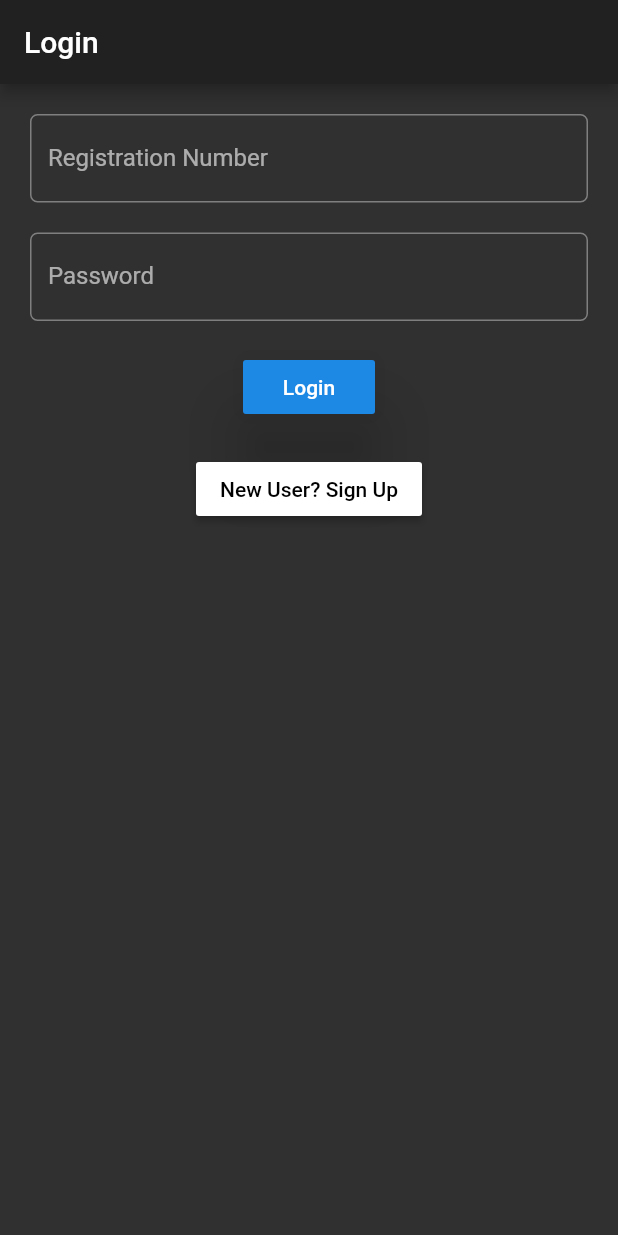
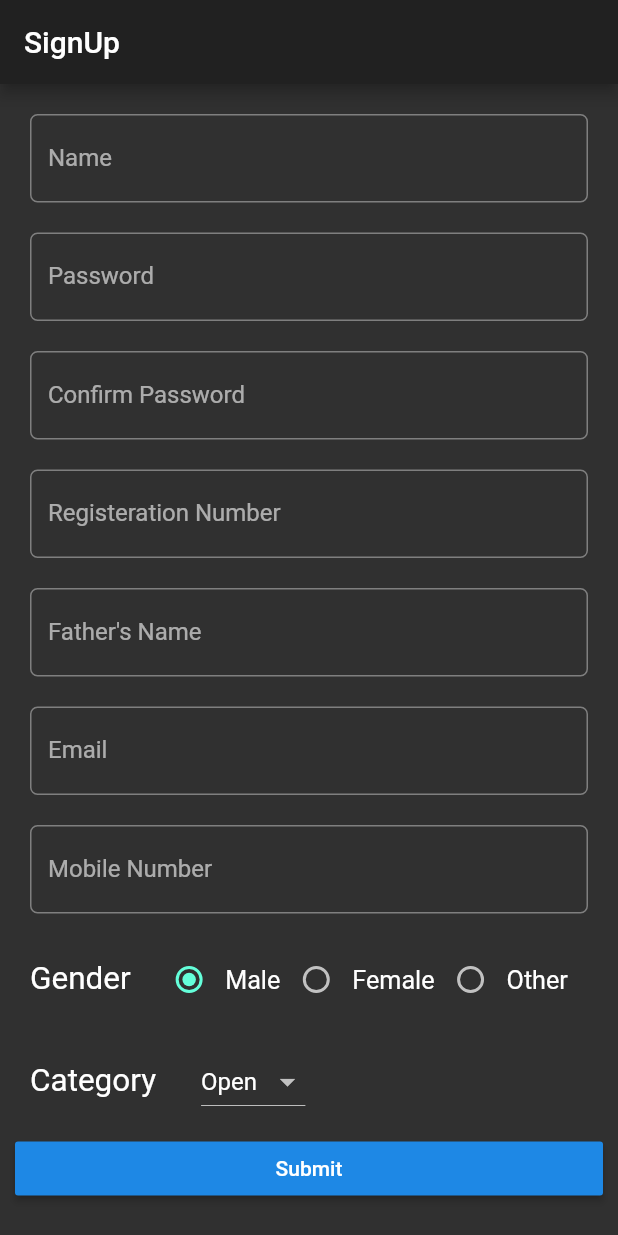
Before and after one commit to harshwall/attendance_student, a Flutter app: the screen it shows after launch, on a phone screen of 412 x 824 dp. Run offline on Flutter 3.47's test engine with Material 2 defaults, Android fonts, the phone set to English and light mode, and no system bars; our stand-ins replace cloud_firestore, firebase_core, fluttertoast; missing offline and left inert: password; accounts and stored records are empty.

Commit message:
SignUp in progess (Date picker, image and transfer to firestore remaining)

```diff
--- a/lib/classes/student.dart
+++ b/lib/classes/student.dart
@@ -106,7 +106,6 @@ class Student {
 		this._dob = map['dob'];
 		this._email = map['email'];
 		this._mobile = map['mobile'];
-		this._documentId = map[''];
 	}
 
 }
--- a/lib/main.dart
+++ b/lib/main.dart
@@ -1,4 +1,5 @@
 import 'package:attendance_student/screens/login.dart';
+import 'package:attendance_student/screens/signup.dart';
 import 'package:flutter/cupertino.dart';
 import 'package:flutter/material.dart';
 
@@ -14,7 +15,7 @@ class MyApp extends StatelessWidget {
       theme: ThemeData(
         brightness: Brightness.dark,
       ),
-      home: Login(),
+      home: SignUp(),
 //      home: Scaffold(
 //        appBar: AppBar(
 //          backgroundColor: Colors.black,
--- a/lib/screens/login.dart
+++ b/lib/screens/login.dart
@@ -143,20 +143,5 @@ class LoginState extends State<Login> {
         ));
   }
 
-  bool checkLogin(Student incoming) {
-    final algorithm = PBKDF2();
-//    final hash = Password.hash(inputPass, algorithm);
-    final hash=inputPass;
-     Firestore.instance.collection('stud')
-    .where('regNo', isEqualTo: student.regNo)
-    .where('pass', isEqualTo: hash).getDocuments()
-    .then((QuerySnapshot docs) async {
-      if(docs.documents.length!=0)
-      incoming = Student.fromMapObject(docs.documents[0].data);
-    });
-    if(incoming == null)
-        return false;
-    else
-        return true;
-  }
+
 }
--- /dev/null
+++ b/lib/screens/signup.dart
@@ -0,0 +1,277 @@
+import 'package:attendance_student/classes/student.dart';
+import 'package:flutter/material.dart';
+
+class SignUp extends StatefulWidget {
+  @override
+  State<StatefulWidget> createState() {
+    return SignUpState();
+  }
+}
+
+class SignUpState extends State<SignUp> {
+  var _signUpForm = GlobalKey<FormState>();
+  var _passKey = GlobalKey<FormFieldState>();
+
+  DateTime dateTime = DateTime.now();
+
+  Student student = Student.blank();
+  int _genderValue = 0;
+
+  var categoryList = ['Open', 'OBC', 'SC/ST', 'Other'];
+  var _currentCategorySelected = '';
+
+  void initState() {
+    super.initState();
+    _currentCategorySelected = categoryList[0];
+  }
+
+  @override
+  Widget build(BuildContext context) {
+    return Scaffold(
+      appBar: AppBar(
+        title: Text('SignUp'),
+      ),
+      body: Container(
+        padding: EdgeInsets.all(10.0),
+        child: Form(
+          key: _signUpForm,
+          child: Center(
+            child: ListView(
+              children: <Widget>[
+                Padding(
+                  padding: EdgeInsets.all(10.0),
+                  child: TextFormField(
+                    onSaved: (value) {
+                      student.name = value;
+                    },
+                    validator: (String value) {
+                      if (value.isEmpty) return 'Enter Name';
+                    },
+                    decoration: InputDecoration(
+                        labelText: 'Name',
+                        errorStyle: TextStyle(color: Colors.yellow),
+                        border: OutlineInputBorder(
+                            borderRadius: BorderRadius.circular(5.0))),
+                  ),
+                ),
+
+                Padding(
+                  padding: EdgeInsets.all(10.0),
+                  child: TextFormField(
+                    obscureText: true,
+                    key: _passKey,
+                    onSaved: (value) {
+                    },
+                    validator: (String value) {
+                      if (value.length<6) return 'Password too short';
+                    },
+                    decoration: InputDecoration(
+                        labelText: 'Password',
+                        errorStyle: TextStyle(color: Colors.yellow),
+                        border: OutlineInputBorder(
+                            borderRadius: BorderRadius.circular(5.0))),
+                  ),
+                ),
+
+                Padding(
+                  padding: EdgeInsets.all(10.0),
+                  child: TextFormField(
+                    obscureText: true,
+                    onSaved: (value) {
+                      student.pass = value;
+                    },
+                    validator: (String value) {
+                      if (value.length<6 || _passKey.currentState.value != value )
+                        return "Passwords doesn't match";
+                    },
+                    decoration: InputDecoration(
+                        labelText: 'Confirm Password',
+                        errorStyle: TextStyle(color: Colors.yellow),
+                        border: OutlineInputBorder(
+                            borderRadius: BorderRadius.circular(5.0))),
+                  ),
+                ),
+
+                Padding(
+                  padding: EdgeInsets.all(10.0),
+                  child: TextFormField(
+                    onSaved: (value) {
+                      student.regNo = value;
+                    },
+                    validator: (String value) {
+                      if (value.length!=8) return 'Enter Registeration Number';
+                    },
+                    decoration: InputDecoration(
+                        labelText: 'Registeration Number',
+                        errorStyle: TextStyle(color: Colors.yellow),
+                        border: OutlineInputBorder(
+                            borderRadius: BorderRadius.circular(5.0))),
+                  ),
+                ),
+
+                Padding(
+                  padding: EdgeInsets.all(10.0),
+                  child: TextFormField(
+                    onSaved: (value) {
+                      student.father = value;
+                    },
+                    validator: (String value) {
+                      if (value.isEmpty) return "Enter Father's Name";
+                    },
+                    decoration: InputDecoration(
+                        labelText: "Father's Name",
+                        errorStyle: TextStyle(color: Colors.yellow),
+                        border: OutlineInputBorder(
+                            borderRadius: BorderRadius.circular(5.0))),
+                  ),
+                ),
+
+                Padding(
+                  padding: EdgeInsets.all(10.0),
+                  child: TextFormField(
+                    onSaved: (value) {
+                      student.email = value;
+                    },
+                    validator: (String value) {
+                      if (!RegExp(r"^[a-zA-Z0-9.]+@[a-zA-Z0-9]+\.[a-zA-Z]+").hasMatch(value))
+                        return 'Enter Correct Email';
+                    },
+                    decoration: InputDecoration(
+                        labelText: 'Email',
+                        errorStyle: TextStyle(color: Colors.yellow),
+                        border: OutlineInputBorder(
+                            borderRadius: BorderRadius.circular(5.0))),
+                  ),
+                ),
+
+                Padding(
+                  padding: EdgeInsets.all(10.0),
+                  child: TextFormField(
+                    keyboardType: TextInputType.number,
+                    onSaved: (value) {
+                      student.mobile = value;
+                    },
+                    validator: (String value) {
+                      if (!RegExp("[0-9]").hasMatch(value) || value.length!=10)
+                        return 'Enter Mobile Number';
+                    },
+                    decoration: InputDecoration(
+                        labelText: 'Mobile Number',
+                        errorStyle: TextStyle(color: Colors.yellow),
+                        border: OutlineInputBorder(
+                            borderRadius: BorderRadius.circular(5.0))),
+                  ),
+                ),
+
+                Padding(
+                  padding: EdgeInsets.all(10.0),
+                  child: Row(
+                    children: <Widget>[
+                      Text(
+                          'Gender',
+                        textScaleFactor: 1.5,
+                      ),
+                      Container(
+                        width: 15,
+                      ),
+                      Radio(
+                        value: 0,
+                        groupValue: _genderValue,
+                        onChanged: (int i) {
+                          setState(() {
+                            _genderValue = i;
+                          });
+                        },
+                      ),
+                      Text(
+                        'Male',
+                        textScaleFactor: 1.2,
+                      ),
+                      Radio(
+                        value: 1,
+                        groupValue: _genderValue,
+                        onChanged: (int i) {
+                          setState(() {
+                            _genderValue = i;
+                          });
+                        },
+                      ),
+                      Text(
+                        'Female',
+                        textScaleFactor: 1.2,
+                      ),
+                      Radio(
+                        value: 2,
+                        groupValue: _genderValue,
+                        onChanged: (int i) {
+                          setState(() {
+                            _genderValue = i;
+                          });
+                        },
+                      ),
+                      Text(
+                        'Other',
+                        textScaleFactor: 1.2,
+                      ),
+                    ],
+                  ),
+                ),
+                Padding(
+                  padding: EdgeInsets.all(10.0),
+                  child: Row(
+                    children: <Widget>[
+                      Text(
+                        'Category',
+                        textScaleFactor: 1.5,
+                      ),
+                      Container(
+                        width: 30.0,
+                      ),
+                      DropdownButton<String> (
+                        items: categoryList.map((String value) {
+                          return DropdownMenuItem<String>(
+                            value: value,
+                            child: Text(value)
+                          );
+                        }).toList(),
+                        value: _currentCategorySelected,
+                        onChanged: (String newValue ) {
+                          setState(() {
+                            this._currentCategorySelected = newValue;
+                          });
+                        },
+                      )
+                    ],
+                  ),
+                ),
+
+                RaisedButton(
+                  child: Text('Submit'),
+                  onPressed: () {
+                    if(_signUpForm.currentState.validate()) {
+                      _signUpForm.currentState.save();
+                      student.gender = genderToString(_genderValue);
+                      student.category = _currentCategorySelected;
+                    }
+                  },
+                )
+
+              ],
+            ),
+          ),
+        ),
+      ),
+    );
+  }
+
+  String genderToString(int no) {
+    switch(no) {
+      case 0:
+        return 'Male';
+      case 1:
+        return 'Female';
+      default:
+        return 'Other';
+    }
+  }
+}
```
